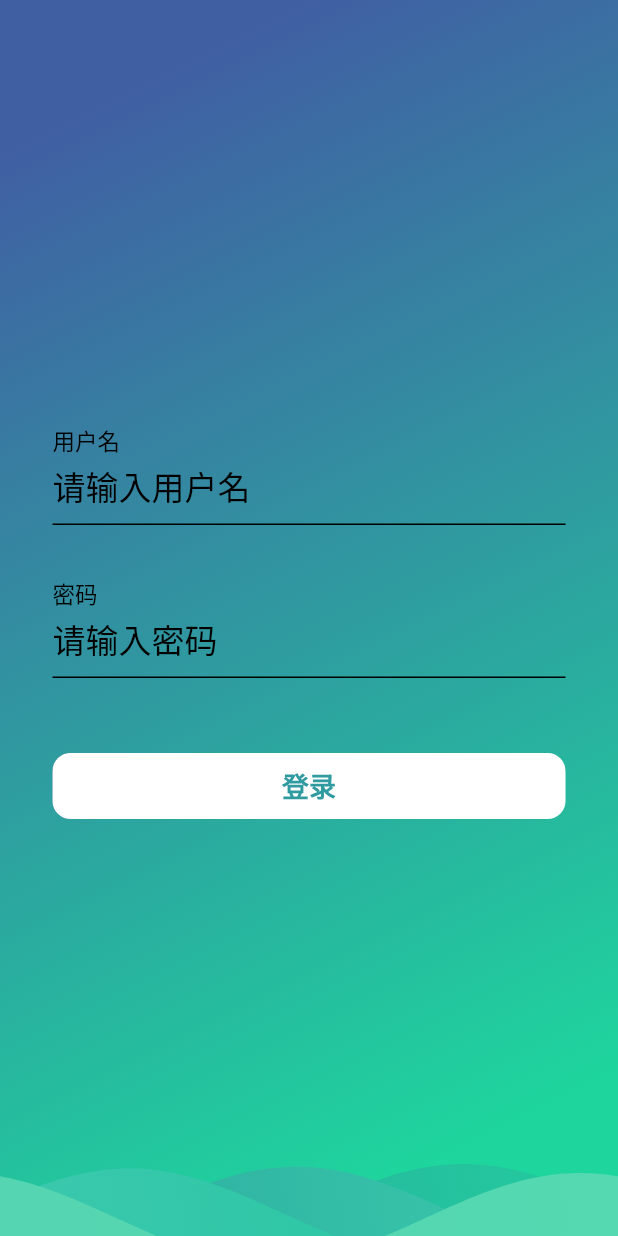
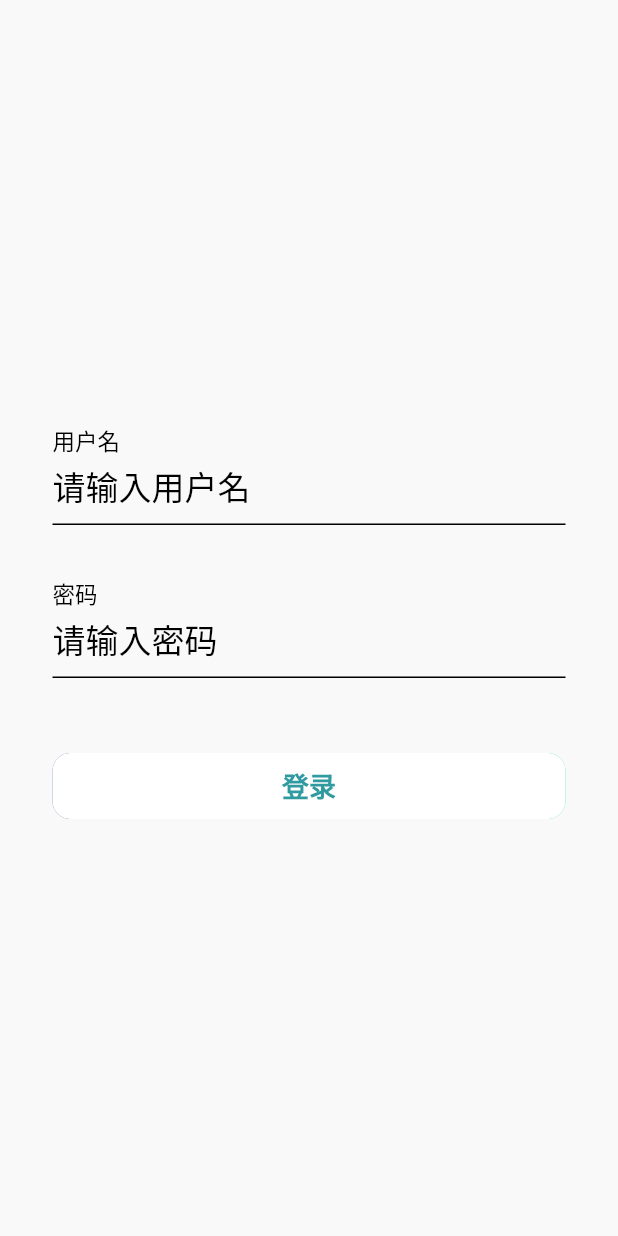
Before and after one commit to yongjijiliu/flutter_qwe, a Flutter app: the screen it shows after launch, on a phone screen of 412 x 824 dp. Run offline on Flutter 3.47's test engine with Material 2 defaults, Android fonts, the phone set to English and light mode, and no system bars; drawn by our look-alikes of wave; our stand-ins replace flutter_easyloading, fluttertoast, get, shared_preferences; network calls fail.

Commit message:
auth 界面问题修改

```diff
--- a/lib/api/interceptors/request_interceptor.dart
+++ b/lib/api/interceptors/request_interceptor.dart
@@ -7,7 +7,6 @@ FutureOr<Request> requestInterceptor(request) async {
   // final token = StorageService.box.pull(StorageItems.accessToken);
   // request.headers['X-Requested-With'] = 'XMLHttpRequest';
   // request.headers['Authorization'] = 'Bearer $token';
-
   request.headers['Content-Type'] = 'application/json;charset=utf-8';
   EasyLoading.show(status: 'loading...');
   // 请求前 判断 token 是否为空   如果为空的话
--- a/lib/api/interceptors/response_interceptor.dart
+++ b/lib/api/interceptors/response_interceptor.dart
@@ -8,12 +8,10 @@ import 'package:get/get_connect/http/src/request/request.dart';
 FutureOr<dynamic> responseInterceptor (Request request,Response response) async{
   EasyLoading.dismiss();
 
-
   if (response.statusCode != 200) {
     handleErrorStatus(response);
     return;
   }
-
 
   return response;
 }
--- a/lib/modules/auth/auth_controller.dart
+++ b/lib/modules/auth/auth_controller.dart
@@ -29,6 +29,8 @@ class AuthController extends GetxController {
     var res = await apiRepository.captchaImage();
     if (res!.img.isNotEmpty) {
       captcherImage = Image.memory(res.img);
+    }else{
+
     }
   }
 
--- a/lib/modules/auth/auth_srceen.dart
+++ b/lib/modules/auth/auth_srceen.dart
@@ -15,7 +15,7 @@ class AuthScreen extends GetView<AuthController> {
       children: [
         GradientBackground(),
         Scaffold(
-          backgroundColor: Colors.transparent,
+          // backgroundColor: Colors.transparent,
           body: Container(
             alignment: Alignment.center,
             padding: EdgeInsets.symmetric(horizontal: 35.0),
```
